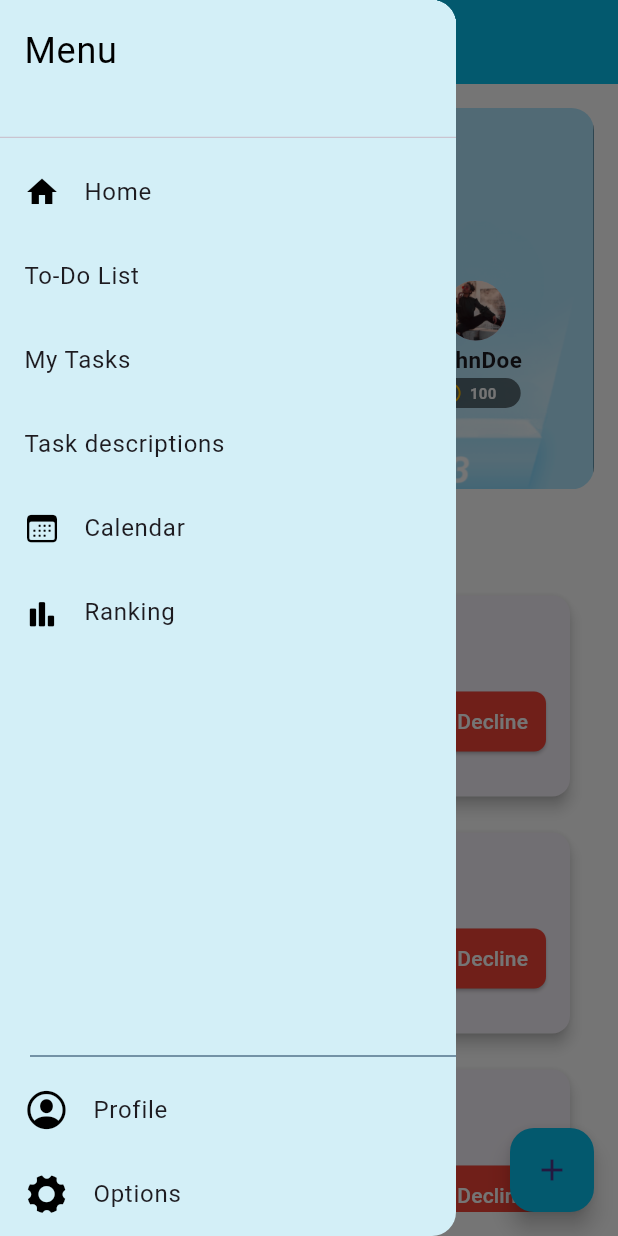
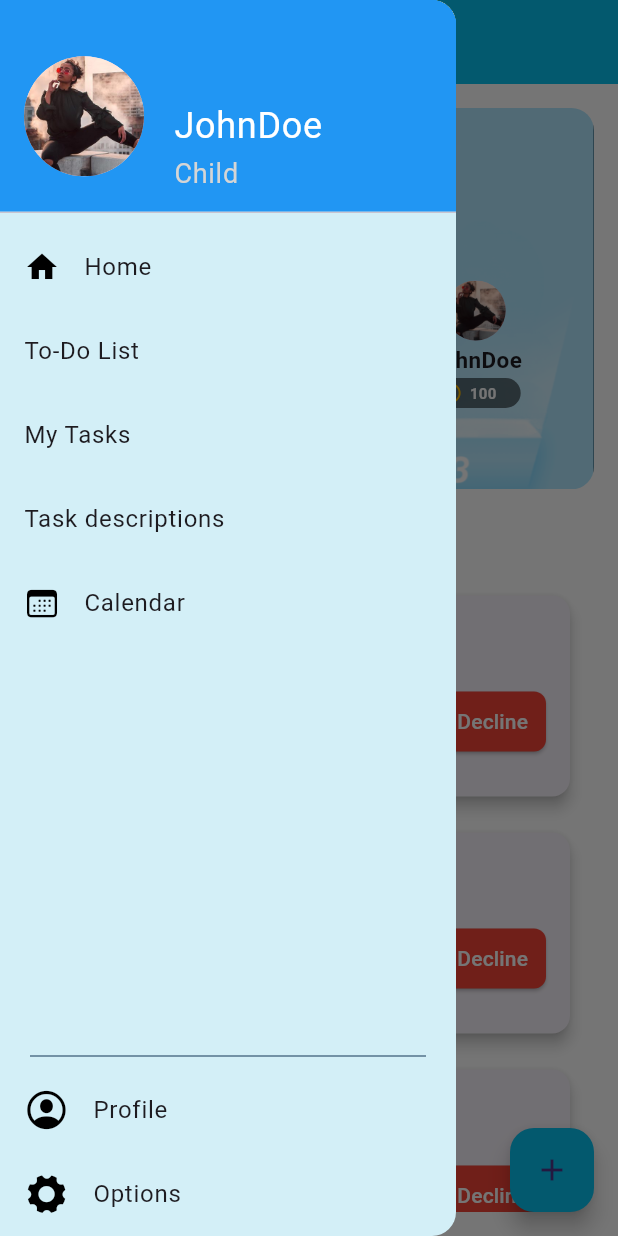
Before and after one commit to Hafsa993/HouseholdKnowledgeBase, a Flutter app: the screen it shows after launch, with the side drawer open, on a phone screen of 412 x 824 dp. Run offline on Flutter 3.47's test engine with Material 3 defaults, Android fonts, the phone set to English and light mode, and no system bars; our stand-ins replace fl_chart, flutter_animate, flutter_calendar_carousel, image_picker.

Commit message:
added profile to menu

```diff
--- a/household_knwoledge_app/lib/widgets/menu_drawer.dart
+++ b/household_knwoledge_app/lib/widgets/menu_drawer.dart
@@ -24,10 +24,33 @@ class MenuDrawer extends StatelessWidget {
             child: ListView(
               children: [
                 SizedBox(
-                  height: 100,
+                  height: 150,
+                  // enable clicking on the avatar and name, add a log out function? remove the profile option
                   child: const DrawerHeader(
-                    decoration: BoxDecoration(color: Color.fromARGB(255, 211, 239, 247)),
-                    child: Text('Menu', style: TextStyle(color: Color.fromARGB(255, 0, 0, 0), fontSize: 24)),
+                    decoration: BoxDecoration(color: Colors.blue),
+                    child: Stack(
+                      children: [
+                        Positioned(
+                          top:10,
+                          child: Row(
+                            children: [
+                              CircleAvatar(
+                                radius: 40,
+                                backgroundImage: AssetImage("lib/assets/f.jpeg"),
+                              ),
+                              SizedBox(width: 20,),
+                              Column(
+                                crossAxisAlignment: CrossAxisAlignment.start,
+                                children: [
+                                  SizedBox(height: 40,),
+                                  Text('JohnDoe', style: TextStyle(color: Colors.white, fontSize: 24)),
+                                  Text('Child', style: TextStyle(color: Color.fromARGB(255, 213, 213, 213), fontSize: 18))
+                                ],
+                              ),
+                            ],
+                          ),
+                        )
+                      ],),
                   ),
                 ),
                 ListTile(
@@ -84,14 +107,15 @@ class MenuDrawer extends StatelessWidget {
             ),
           ),
           Expanded(
-            flex: 1,
+            flex: 2,
             child:
             Align(
               alignment: Alignment.bottomLeft,
               child: ListView(
                 shrinkWrap: true,
                 children: [
-              Divider(indent: 20, color: const Color.fromARGB(255, 83, 115, 140)),
+                  SizedBox(height: 30,),
+              Divider(indent: 20, endIndent: 20, color: const Color.fromARGB(255, 83, 115, 140)),
                   ListTile(
                     leading: const Icon(
                         CupertinoIcons.person_crop_circle,
@@ -116,7 +140,7 @@ class MenuDrawer extends StatelessWidget {
                     },
                   ),
                         ],),
-            ))
+            )),
 
         ],
       ),
```
